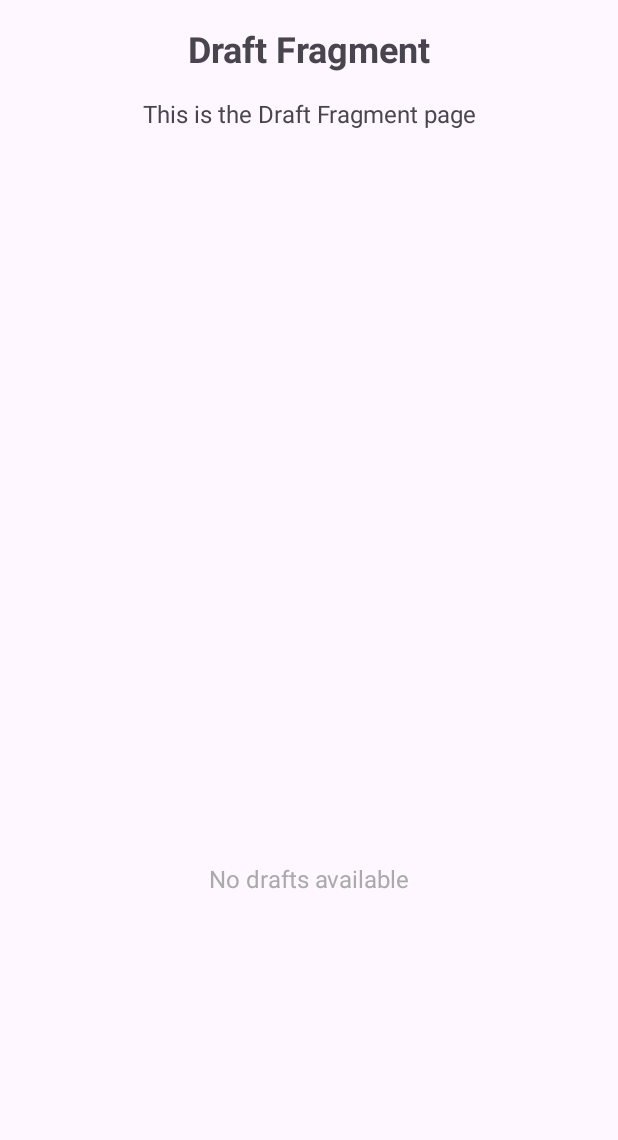
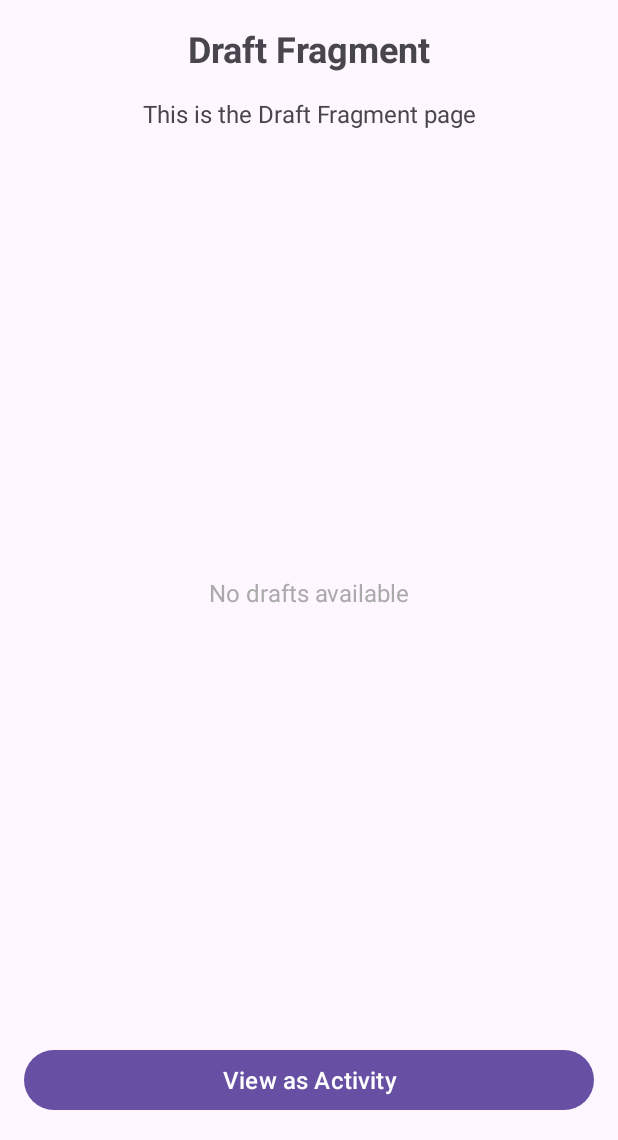
Before and after one commit to MythEclipse/bp3, an Android app: the fragment DraftFragment placed in its activity, on a phone screen of 412 x 824 dp, the part 96-1236 px from its top. Run offline under Robolectric (Android 15) with nearby library versions, the phone set to English and light mode, and no system bars.

Commit message:
feat: Implement draft message management with a new fragment and adapter, and enhance send functionality to save drafts.

```diff
--- a/modul8_navigation_drawer/app/src/main/AndroidManifest.xml
+++ b/modul8_navigation_drawer/app/src/main/AndroidManifest.xml
@@ -24,6 +24,10 @@
             android:name=".SendActivity"
             android:exported="false"
             android:parentActivityName=".MainActivity" />
+        <activity
+            android:name=".DraftActivity"
+            android:exported="false"
+            android:parentActivityName=".MainActivity" />
     </application>
 
 </manifest>
--- /dev/null
+++ b/modul8_navigation_drawer/app/src/main/java/com/pab/modul8_navigation_drawer/Draft.kt
@@ -0,0 +1,11 @@
+package com.pab.modul8_navigation_drawer
+
+data class Draft(
+    val to: String,
+    val subject: String,
+    val message: String
+)
+
+object DraftRepository {
+    val drafts = mutableListOf<Draft>()
+}
--- a/modul8_navigation_drawer/app/src/main/java/com/pab/modul8_navigation_drawer/DraftFragment.kt
+++ b/modul8_navigation_drawer/app/src/main/java/com/pab/modul8_navigation_drawer/DraftFragment.kt
@@ -1,12 +1,19 @@
 package com.pab.modul8_navigation_drawer
 
+import android.content.Intent
 import android.os.Bundle
 import android.view.LayoutInflater
 import android.view.View
 import android.view.ViewGroup
+import android.widget.Button
+import android.widget.TextView
 import androidx.fragment.app.Fragment
+import androidx.recyclerview.widget.LinearLayoutManager
+import androidx.recyclerview.widget.RecyclerView
 
 class DraftFragment : Fragment() {
+    private lateinit var recyclerView: RecyclerView
+
     override fun onCreateView(
         inflater: LayoutInflater,
         container: ViewGroup?,
@@ -14,4 +21,35 @@ class DraftFragment : Fragment() {
     ): View? {
         return inflater.inflate(R.layout.fragment_draft, container, false)
     }
+
+    override fun onViewCreated(view: View, savedInstanceState: Bundle?) {
+        super.onViewCreated(view, savedInstanceState)
+
+        val btnGoToActivity: Button = view.findViewById(R.id.btn_go_to_activity)
+        btnGoToActivity.setOnClickListener {
+            val intent = Intent(requireContext(), DraftActivity::class.java)
+            startActivity(intent)
+        }
+
+        recyclerView = view.findViewById(R.id.rv_drafts)
+        recyclerView.layoutManager = LinearLayoutManager(requireContext())
+        updateDrafts()
+    }
+
+    override fun onResume() {
+        super.onResume()
+        updateDrafts()
+    }
+
+    private fun updateDrafts() {
+        val drafts = DraftRepository.drafts
+        if (drafts.isEmpty()) {
+            recyclerView.visibility = View.GONE
+            view?.findViewById<TextView>(R.id.tv_empty)?.visibility = View.VISIBLE
+        } else {
+            recyclerView.visibility = View.VISIBLE
+            view?.findViewById<TextView>(R.id.tv_empty)?.visibility = View.GONE
+            recyclerView.adapter = DraftAdapter(drafts)
+        }
+    }
 }
--- a/modul8_navigation_drawer/app/src/main/java/com/pab/modul8_navigation_drawer/MainActivity.kt
+++ b/modul8_navigation_drawer/app/src/main/java/com/pab/modul8_navigation_drawer/MainActivity.kt
@@ -44,6 +44,15 @@ class MainActivity : AppCompatActivity(), NavigationView.OnNavigationItemSelecte
                 .replace(R.id.fragment_container, HomeFragment())
                 .commit()
             navigationView.setCheckedItem(R.id.nav_home)
+        }
+
+        // Check for fragment to load from intent
+        val loadFragment = intent.getStringExtra("load_fragment")
+        if (loadFragment == "send") {
+            supportFragmentManager.beginTransaction()
+                .replace(R.id.fragment_container, SendFragment())
+                .commit()
+            navigationView.setCheckedItem(R.id.nav_send)
         }
     }
 
--- a/modul8_navigation_drawer/app/src/main/res/layout/fragment_draft.xml
+++ b/modul8_navigation_drawer/app/src/main/res/layout/fragment_draft.xml
@@ -38,4 +38,12 @@
         android:gravity="center"
         android:textColor="@android:color/darker_gray" />
 
+    <Button
+        android:id="@+id/btn_go_to_activity"
+        android:layout_width="match_parent"
+        android:layout_height="wrap_content"
+        android:layout_marginTop="16dp"
+        android:text="View as Activity"
+        android:textSize="16sp" />
+
 </LinearLayout>
```
Also changed, not shown: modul8_navigation_drawer/app/src/main/java/com/pab/modul8_navigation_drawer/DraftAdapter.kt (added, +30 -0 lines), modul8_navigation_drawer/app/src/main/java/com/pab/modul8_navigation_drawer/SendActivity.kt (+36 -0 lines), modul8_navigation_drawer/app/src/main/java/com/pab/modul8_navigation_drawer/SendFragment.kt (+17 -0 lines), modul8_navigation_drawer/app/src/main/res/layout/activity_draft.xml (added, +106 -0 lines), modul8_navigation_drawer/app/src/main/res/layout/activity_send.xml (+8 -0 lines), modul8_navigation_drawer/app/src/main/res/layout/item_draft.xml (added, +32 -0 lines).
